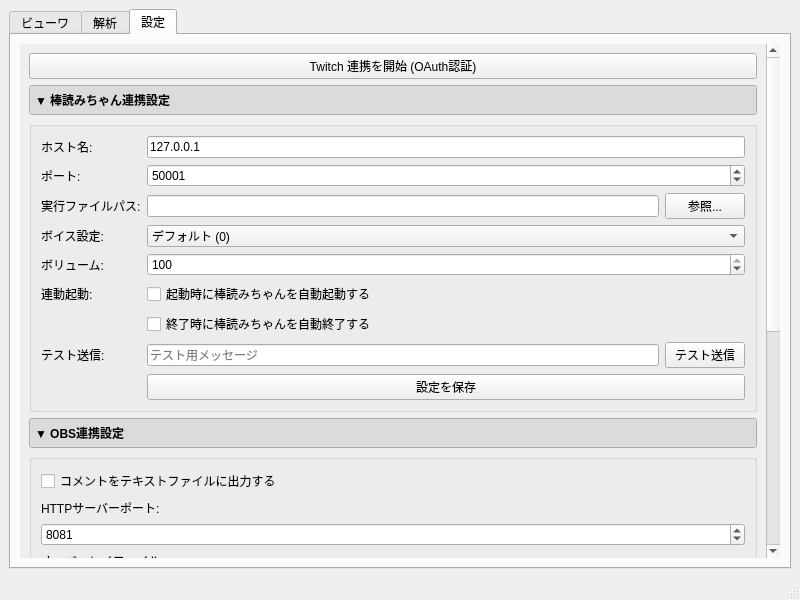
Above: src/MainWindow.ui from BLUE000/TwitchCommentViewer before the change. Below: the same form after it.
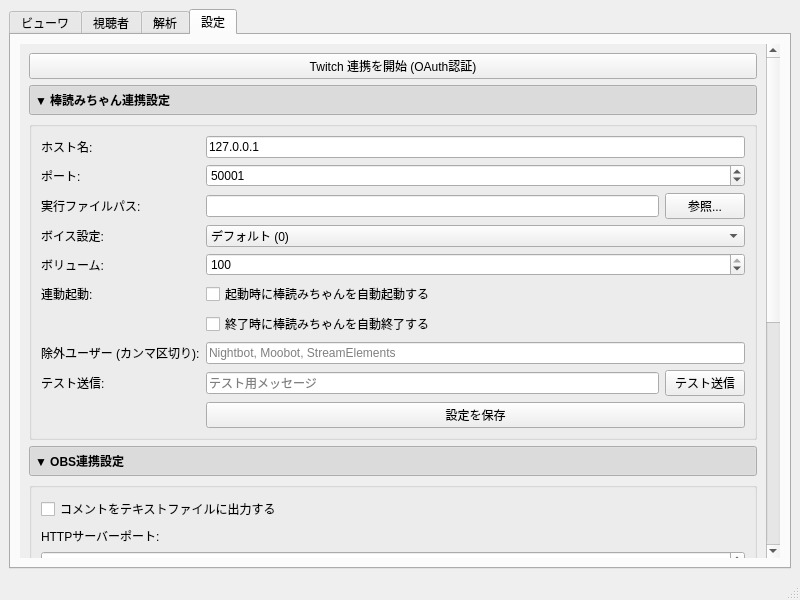
That is the form after the change. The open tabs and pages were chosen to show the change. Custom widgets are drawn as their Qt base class.

Commit message: docs/feat/refactor: DPAPI、スレッド分離、複数カテゴリ視聴者分類、グラフ調整、ピン留め機能の実装および仕様書の更新、アナウンス設計追記

What changed in the file:
```diff
--- a/src/MainWindow.ui
+++ b/src/MainWindow.ui
@@ -30,6 +30,11 @@
         </item>
        </layout>
       </widget>
+      <widget class="QWidget" name="tabChatters">
+       <attribute name="title">
+        <string>視聴者</string>
+       </attribute>
+      </widget>
       <widget class="QWidget" name="tabAnalysis">
        <attribute name="title">
         <string>解析</string>
@@ -143,11 +148,21 @@
             </widget>
            </item>
            <item row="7" column="0">
+            <widget class="QLabel" name="labelBouyomiIgnore">
+             <property name="text"><string>除外ユーザー (カンマ区切り):</string></property>
+            </widget>
+           </item>
+           <item row="7" column="1">
+            <widget class="QLineEdit" name="editBouyomiIgnoreUsers">
+             <property name="placeholderText"><string>Nightbot, Moobot, StreamElements</string></property>
+            </widget>
+           </item>
+           <item row="8" column="0">
             <widget class="QLabel" name="labelTest">
              <property name="text"><string>テスト送信:</string></property>
             </widget>
            </item>
-           <item row="7" column="1">
+           <item row="8" column="1">
             <layout class="QHBoxLayout" name="horizontalLayoutTest">
              <item>
               <widget class="QLineEdit" name="editBouyomiTestText">
@@ -161,7 +176,7 @@
              </item>
             </layout>
            </item>
-           <item row="8" column="1">
+           <item row="9" column="1">
             <widget class="QPushButton" name="btnSaveBouyomi">
              <property name="text"><string>設定を保存</string></property>
             </widget>
```
The commit also changes 25 other files.
